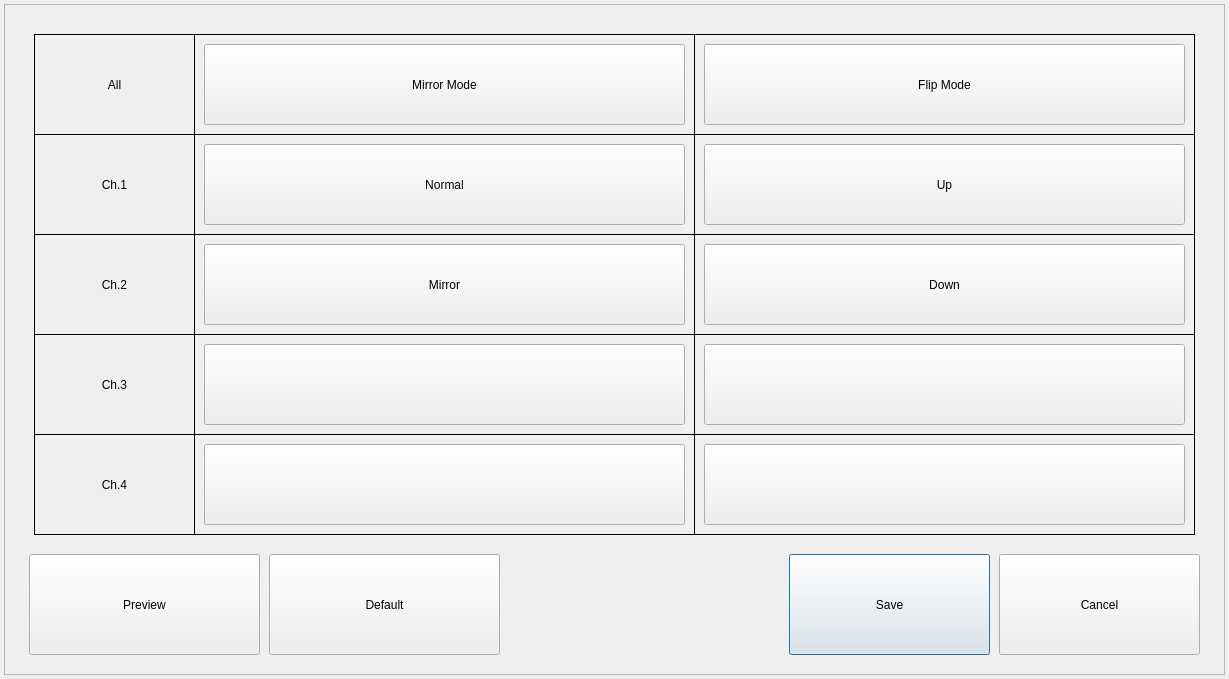
Old version of the form gui/mainwidget/src/dvrsetup/device/videoinput/videoinputdialog_ch4.ui in the repository yjsin-emastec/neptune.
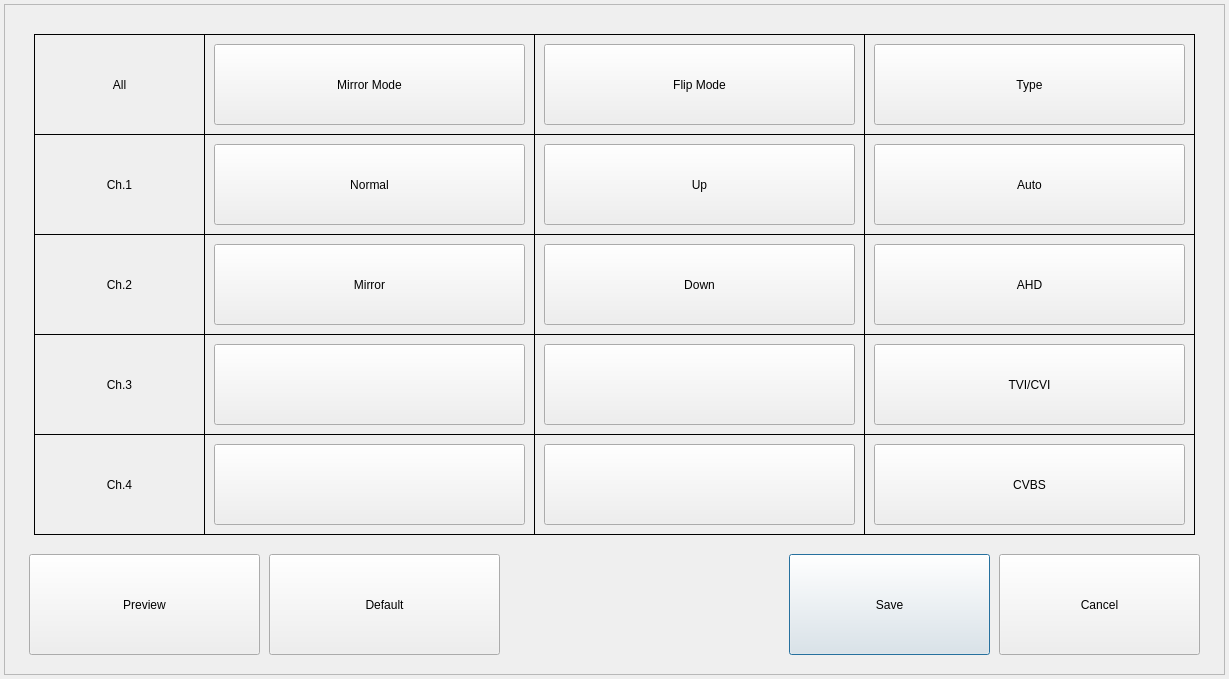
New version of the form.

Commit message: Add camera type in videoinput dialog 내용 - 비디오 입력 메뉴에 카메라 종류 항목 추가

Patch:
```diff
--- a/gui/mainwidget/src/dvrsetup/device/videoinput/videoinputdialog_ch4.ui
+++ b/gui/mainwidget/src/dvrsetup/device/videoinput/videoinputdialog_ch4.ui
@@ -59,7 +59,7 @@
      <rect>
       <x>30</x>
       <y>30</y>
-      <width>161</width>
+      <width>171</width>
       <height>101</height>
      </rect>
     </property>
@@ -76,9 +76,9 @@
    <widget class="QLabel" name="labelMirrorAll">
     <property name="geometry">
      <rect>
-      <x>190</x>
+      <x>200</x>
       <y>30</y>
-      <width>501</width>
+      <width>331</width>
       <height>101</height>
      </rect>
     </property>
@@ -95,9 +95,9 @@
    <widget class="QLabel" name="labelFlipAll">
     <property name="geometry">
      <rect>
-      <x>690</x>
+      <x>530</x>
       <y>30</y>
-      <width>501</width>
+      <width>331</width>
       <height>101</height>
      </rect>
     </property>
@@ -116,7 +116,7 @@
      <rect>
       <x>30</x>
       <y>130</y>
-      <width>161</width>
+      <width>171</width>
       <height>101</height>
      </rect>
     </property>
@@ -135,7 +135,7 @@
      <rect>
       <x>30</x>
       <y>230</y>
-      <width>161</width>
+      <width>171</width>
       <height>101</height>
      </rect>
     </property>
@@ -154,7 +154,7 @@
      <rect>
       <x>30</x>
       <y>330</y>
-      <width>161</width>
+      <width>171</width>
       <height>101</height>
      </rect>
     </property>
@@ -173,7 +173,7 @@
      <rect>
       <x>30</x>
       <y>430</y>
-      <width>161</width>
+      <width>171</width>
       <height>101</height>
      </rect>
     </property>
@@ -190,9 +190,9 @@
    <widget class="QLabel" name="labelMirror1">
     <property name="geometry">
      <rect>
-      <x>190</x>
+      <x>200</x>
       <y>130</y>
-      <width>501</width>
+      <width>331</width>
       <height>101</height>
      </rect>
     </property>
@@ -209,9 +209,9 @@
    <widget class="QLabel" name="labelMirror2">
     <property name="geometry">
      <rect>
-      <x>190</x>
+      <x>200</x>
       <y>230</y>
-      <width>501</width>
+      <width>331</width>
       <height>101</height>
      </rect>
     </property>
@@ -228,9 +228,9 @@
    <widget class="QLabel" name="labelMirror3">
     <property name="geometry">
      <rect>
-      <x>190</x>
+      <x>200</x>
       <y>330</y>
-      <width>501</width>
+      <width>331</width>
       <height>101</height>
      </rect>
     </property>
@@ -247,9 +247,9 @@
    <widget class="QLabel" name="labelMirror4">
     <property name="geometry">
      <rect>
-      <x>190</x>
+      <x>200</x>
       <y>430</y>
-      <width>501</width>
+      <width>331</width>
       <height>101</height>
      </rect>
     </property>
@@ -266,9 +266,9 @@
    <widget class="QLabel" name="labelFlip1">
     <property name="geometry">
      <rect>
-      <x>690</x>
+      <x>530</x>
       <y>130</y>
-      <width>501</width>
+      <width>331</width>
       <height>101</height>
      </rect>
     </property>
@@ -285,9 +285,9 @@
    <widget class="QLabel" name="labelFlip2">
     <property name="geometry">
      <rect>
-      <x>690</x>
+      <x>530</x>
       <y>230</y>
-      <width>501</width>
+      <width>331</width>
       <height>101</height>
      </rect>
     </property>
@@ -304,9 +304,9 @@
    <widget class="QLabel" name="labelFlip3">
     <property name="geometry">
      <rect>
-      <x>690</x>
+      <x>530</x>
       <y>330</y>
-      <width>501</width>
+      <width>331</width>
       <height>101</height>
      </rect>
     </property>
@@ -323,9 +323,9 @@
    <widget class="QLabel" name="labelFlip4">
     <property name="geometry">
      <rect>
-      <x>690</x>
+      <x>530</x>
       <y>430</y>
-      <width>501</width>
+      <width>331</width>
       <height>101</height>
      </rect>
     </property>
@@ -342,9 +342,9 @@
    <widget class="QPushButton" name="buttonMirrorAll">
     <property name="geometry">
      <rect>
-      <x>200</x>
+      <x>210</x>
       <y>40</y>
-      <width>481</width>
+      <width>311</width>
       <height>81</height>
      </rect>
     </property>
@@ -355,9 +355,9 @@
    <widget class="QPushButton" name="buttonFlipAll">
     <property name="geometry">
      <rect>
-      <x>700</x>
+      <x>540</x>
       <y>40</y>
-      <width>481</width>
+      <width>311</width>
       <height>81</height>
      </rect>
     </property>
@@ -368,9 +368,9 @@
    <widget class="QPushButton" name="buttonMirror1">
     <property name="geometry">
      <rect>
-      <x>200</x>
+      <x>210</x>
       <y>140</y>
-      <width>481</width>
+      <width>311</width>
       <height>81</height>
      </rect>
     </property>
@@ -381,9 +381,9 @@
    <widget class="QPushButton" name="buttonMirror2">
     <property name="geometry">
      <rect>
-      <x>200</x>
+      <x>210</x>
       <y>240</y>
-      <width>481</width>
+      <width>311</width>
       <height>81</height>
      </rect>
     </property>
@@ -394,9 +394,9 @@
    <widget class="QPushButton" name="buttonMirror3">
     <property name="geometry">
      <rect>
-      <x>200</x>
+      <x>210</x>
       <y>340</y>
-      <width>481</width>
+      <width>311</width>
       <height>81</height>
      </rect>
     </property>
@@ -407,9 +407,9 @@
    <widget class="QPushButton" name="buttonMirror4">
     <property name="geometry">
      <rect>
-      <x>200</x>
+      <x>210</x>
       <y>440</y>
-      <width>481</width>
+      <width>311</width>
       <height>81</height>
      </rect>
     </property>
@@ -420,9 +420,9 @@
    <widget class="QPushButton" name="buttonFlip1">
     <property name="geometry">
      <rect>
-      <x>700</x>
+      <x>540</x>
       <y>140</y>
-      <width>481</width>
+      <width>311</width>
       <height>81</height>
      </rect>
     </property>
@@ -433,9 +433,9 @@
    <widget class="QPushButton" name="buttonFlip2">
     <property name="geometry">
      <rect>
-      <x>700</x>
+      <x>540</x>
       <y>240</y>
-      <width>481</width>
+      <width>311</width>
       <height>81</height>
      </rect>
     </property>
@@ -446,9 +446,9 @@
    <widget class="QPushButton" name="buttonFlip3">
     <property name="geometry">
      <rect>
-      <x>700</x>
+      <x>540</x>
       <y>340</y>
-      <width>481</width>
+      <width>311</width>
       <height>81</height>
      </rect>
     </property>
@@ -459,9 +459,9 @@
    <widget class="QPushButton" name="buttonFlip4">
     <property name="geometry">
      <rect>
-      <x>700</x>
+      <x>540</x>
       <y>440</y>
-      <width>481</width>
+      <width>311</width>
       <height>81</height>
      </rect>
     </property>
@@ -495,6 +495,166 @@
      <string>Default</string>
     </property>
    </widget>
+   <widget class="QLabel" name="labelTypeAll">
+    <property name="geometry">
+     <rect>
+      <x>860</x>
+      <y>30</y>
+      <width>331</width>
+      <height>101</height>
+     </rect>
+    </property>
+    <property name="frameShape">
+     <enum>QFrame::Box</enum>
+    </property>
+    <property name="text">
+     <string/>
+    </property>
+    <property name="alignment">
+     <set>Qt::AlignCenter</set>
+    </property>
+   </widget>
+   <widget class="QPushButton" name="buttonTypeAll">
+    <property name="geometry">
+     <rect>
+      <x>870</x>
+      <y>40</y>
+      <width>311</width>
+      <height>81</height>
+     </rect>
+    </property>
+    <property name="text">
+     <string>Type</string>
+    </property>
+   </widget>
+   <widget class="QLabel" name="labelType1">
+    <property name="geometry">
+     <rect>
+      <x>860</x>
+      <y>130</y>
+      <width>331</width>
+      <height>101</height>
+     </rect>
+    </property>
+    <property name="frameShape">
+     <enum>QFrame::Box</enum>
+    </property>
+    <property name="text">
+     <string/>
+    </property>
+    <property name="alignment">
+     <set>Qt::AlignCenter</set>
+    </property>
+   </widget>
+   <widget class="QLabel" name="labelType2">
+    <property name="geometry">
+     <rect>
+      <x>860</x>
+      <y>230</y>
+      <width>331</width>
+      <height>101</height>
+     </rect>
+    </property>
+    <property name="frameShape">
+     <enum>QFrame::Box</enum>
+    </property>
+    <property name="text">
+     <string/>
+    </property>
+    <property name="alignment">
+     <set>Qt::AlignCenter</set>
+    </property>
+   </widget>
+   <widget class="QLabel" name="labelType3">
+    <property name="geometry">
+     <rect>
+      <x>860</x>
+      <y>330</y>
+      <width>331</width>
+      <height>101</height>
+     </rect>
+    </property>
+    <property name="frameShape">
+     <enum>QFrame::Box</enum>
+    </property>
+    <property name="text">
+     <string/>
+    </property>
+    <property name="alignment">
+     <set>Qt::AlignCenter</set>
+    </property>
+   </widget>
+   <widget class="QLabel" name="labelType4">
+    <property name="geometry">
+     <rect>
+      <x>860</x>
+      <y>430</y>
+      <width>331</width>
+      <height>101</height>
+     </rect>
+    </property>
+    <property name="frameShape">
+     <enum>QFrame::Box</enum>
+    </property>
+    <property name="text">
+     <string/>
+    </property>
+    <property name="alignment">
+     <set>Qt::AlignCenter</set>
+    </property>
+   </widget>
+   <widget class="QPushButton" name="buttonType1">
+    <property name="geometry">
+     <rect>
+      <x>870</x>
+      <y>140</y>
+      <width>311</width>
+      <height>81</height>
+     </rect>
+    </property>
+    <property name="text">
+     <string notr="true">Auto</string>
+    </property>
+   </widget>
+   <widget class="QPushButton" name="buttonType2">
+    <property name="geometry">
+     <rect>
+      <x>870</x>
+      <y>240</y>
+      <width>311</width>
+      <height>81</height>
+     </rect>
+    </property>
+    <property name="text">
+     <string notr="true">AHD</string>
+    </property>
+   </widget>
+   <widget class="QPushButton" name="buttonType3">
+    <property name="geometry">
+     <rect>
+      <x>870</x>
+      <y>340</y>
+      <width>311</width>
+      <height>81</height>
+     </rect>
+    </property>
+    <property name="text">
+     <string notr="true">TVI/CVI</string>
+    </property>
+   </widget>
+   <widget class="QPushButton" name="buttonType4">
+    <property name="geometry">
+     <rect>
+      <x>870</x>
+      <y>440</y>
+      <width>311</width>
+      <height>81</height>
+     </rect>
+    </property>
+    <property name="text">
+     <string notr="true">CVBS</string>
+    </property>
+   </widget>
   </widget>
  </widget>
  <layoutdefault spacing="6" margin="11"/>
```
The commit also changes 24 other files.
